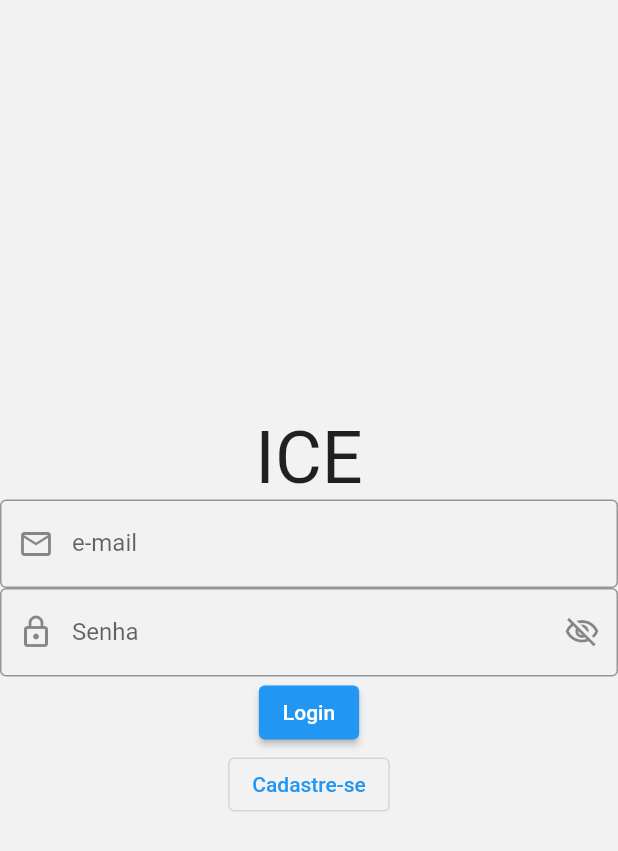
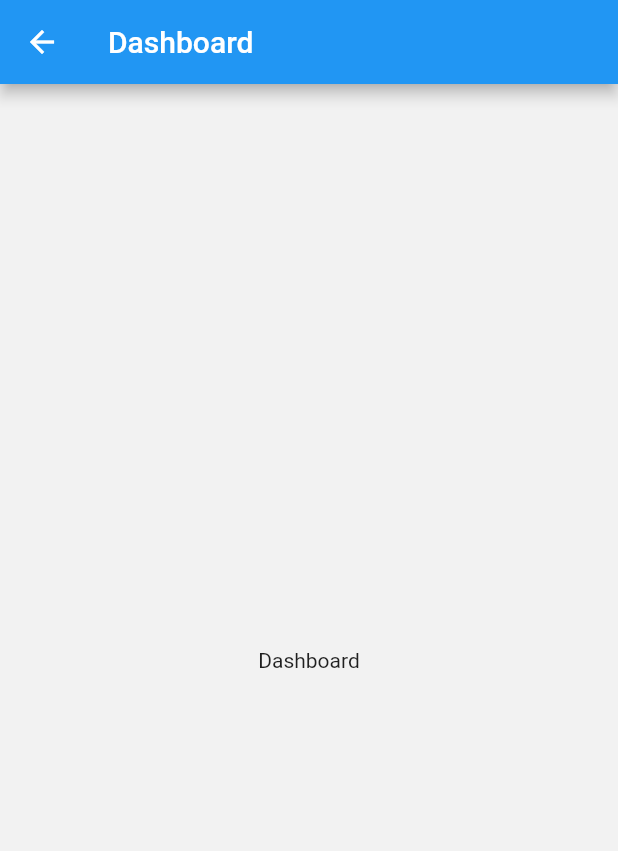
Before and after one commit to lucasd09/projeto-gestao, a Flutter app: the screen it shows after launch, after a tap on "Login", on a phone screen of 412 x 824 dp. Shown: the top 851 px of the screen. Run offline on Flutter 3.47's test engine with Material 2 defaults, Android fonts, the phone set to English and light mode, and no system bars; our stand-ins replace bloc, equatable, get; project files that could hold a hidden picture were left out.

Commit message:
UPDATE DASHBOARD

```diff
--- a/ice_app/lib/core/auth/login/ui/login.dart
+++ b/ice_app/lib/core/auth/login/ui/login.dart
@@ -1,12 +1,21 @@
+// ignore_for_file: prefer_typing_uninitialized_variables, must_be_immutable
+
 import 'package:flutter/material.dart';
+import 'package:get/get.dart';
+import 'package:ice_app/modules/dashboard/screens/dashboard_ui.dart';
 
 class Login extends StatelessWidget {
-  const Login({Key? key}) : super(key: key);
-
+  Login({Key? key}) : super(key: key);
+  var size,height,width;
   @override
   Widget build(BuildContext context) {
+    size = MediaQuery.of(context).size;
+    height = size.height;
+    width = size.width;
     return Scaffold(
-        body: Form(
+        body: SizedBox(
+          width: width/2,
+      child: Center(
         child: Column(
           mainAxisAlignment: MainAxisAlignment.center,
           children: [
@@ -32,10 +41,16 @@ class Login extends StatelessWidget {
                 labelText: 'Senha',
               ),
             ),
-          ElevatedButton(onPressed: () {}, child: const Text('Login')),
+            ElevatedButton(
+                onPressed: () {
+                  Get.to(() => const Dashboard());
+                },
+                child: const Text('Login')),
             OutlinedButton(onPressed: () {}, child: const Text('Cadastre-se')),
           ],
         ),
-    ));
+      ),
+    )
+  );
   }
 }
--- a/ice_app/lib/main.dart
+++ b/ice_app/lib/main.dart
@@ -1,4 +1,5 @@
 import 'package:flutter/material.dart';
+import 'package:get/get.dart';
 import 'package:ice_app/constants/app_constants.dart';
 import 'package:ice_app/core/auth/login/ui/login.dart';
 
@@ -11,14 +12,16 @@ class MyApp extends StatelessWidget {
 
   @override
   Widget build(BuildContext context) {
-    return MaterialApp(
+    return GetMaterialApp(
       title: 'Ice App',
       theme: ThemeData(
         brightness: Brightness.light,
         primaryColor: PrimaryColor,
         scaffoldBackgroundColor: BackgroundColor,
       ),
-      home: const Login(),
+      getPages: [
+        GetPage(name: '/', page: () => Login())
+      ],
     );
   }
 }
--- a/ice_app/lib/modules/dashboard/screens/dashboard_ui.dart
+++ b/ice_app/lib/modules/dashboard/screens/dashboard_ui.dart
@@ -0,0 +1,20 @@
+import 'package:flutter/material.dart';
+
+class Dashboard extends StatefulWidget {
+  const Dashboard({Key? key}) : super(key: key);
+
+  @override
+  State<Dashboard> createState() => _DashboardState();
+}
+
+class _DashboardState extends State<Dashboard> {
+  @override
+  Widget build(BuildContext context) {
+    return Scaffold(
+      appBar: AppBar(
+        title: const Text('Dashboard'),
+      ),
+      body: const Center(child: Text('Dashboard')),
+    );
+  }
+}
--- a/ice_app/pubspec.yaml
+++ b/ice_app/pubspec.yaml
@@ -14,6 +14,7 @@ dependencies:
   flutter_bloc: ^8.0.1
   equatable: ^2.0.3
   cupertino_icons: ^1.0.2
+  get: ^4.6.1
 
 dev_dependencies:
   flutter_test:
```
Also changed, not shown: ice_app/lib/core/splash/splash_ui.dart (added), ice_app/pubspec.lock. Lines whose indentation alone changed are shown as unchanged.
